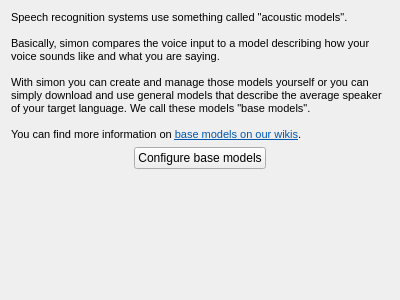
This is simon/src/firstrunbasemodelconfig.ui in KDE/simon as Qt 5 draws it before an edit. The edited form follows.
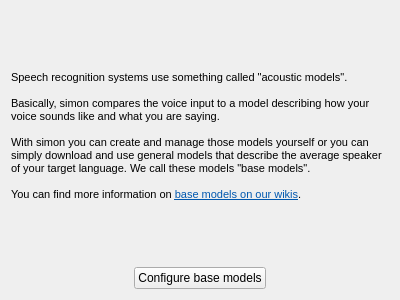
This is the edited form. Custom widgets are drawn as their Qt base class.

What changed in the file:
```diff
--- a/simon/src/firstrunbasemodelconfig.ui
+++ b/simon/src/firstrunbasemodelconfig.ui
@@ -74,19 +74,6 @@
      </item>
     </layout>
    </item>
-   <item>
-    <spacer name="verticalSpacer">
-     <property name="orientation">
-      <enum>Qt::Vertical</enum>
-     </property>
-     <property name="sizeHint" stdset="0">
-      <size>
-       <width>20</width>
-       <height>240</height>
-      </size>
-     </property>
-    </spacer>
-   </item>
   </layout>
  </widget>
  <customwidgets>
```
Left out of the diff: 4 changed lines with no effect on the pictures.
